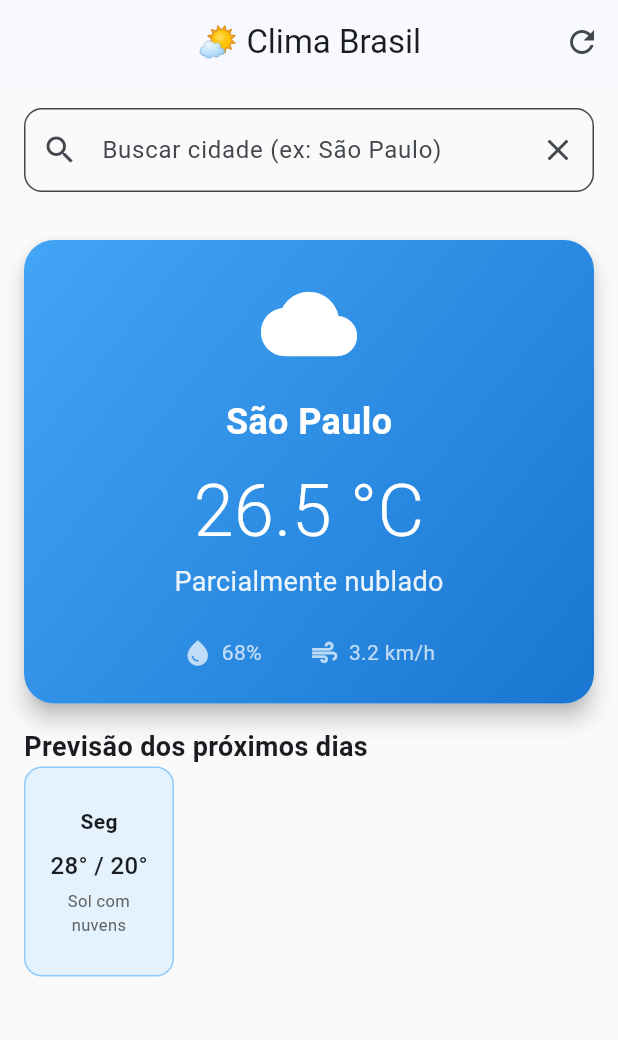
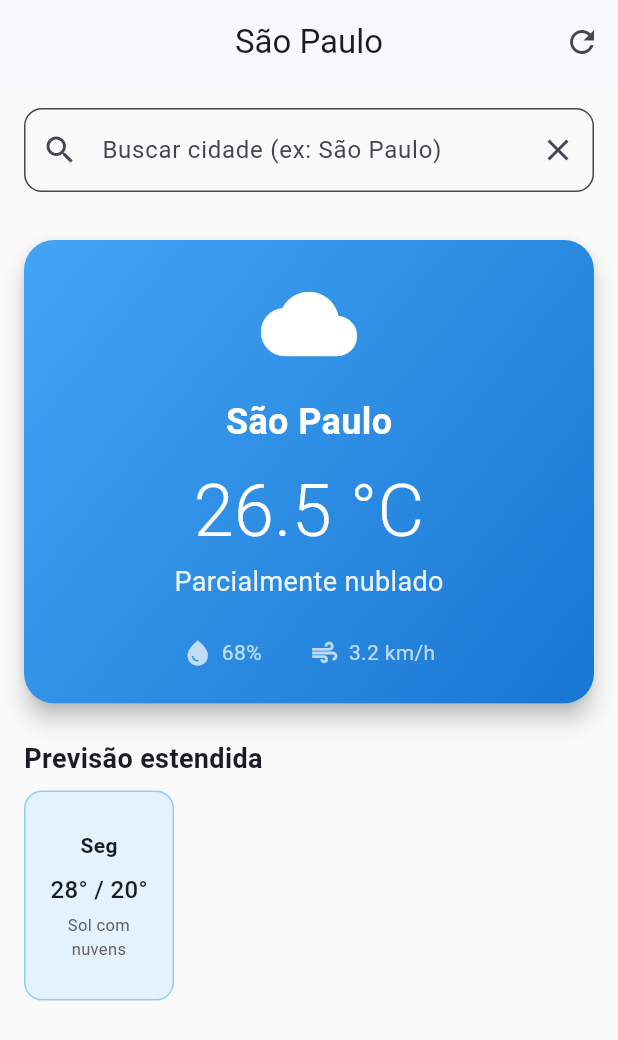
Before and after one commit to JulioLDS/app-meteorologico-flutter, a Flutter app: the screen it shows after launch, after a tap on the "refresh" icon, on a phone screen of 412 x 824 dp. Shown: the top 1040 px of the screen. Run offline on Flutter 3.47's test engine with Material 3 defaults, Android fonts, the phone set to English and light mode, and no system bars; our stand-ins replace shared_preferences; network calls fail.

Commit message:
feat: add local persistence with shared_preferences
- Implemented auto-load of last searched city on app startup
- Added save logic to store successful searches locally
- Converted HomeScreen to StatefulWidget for initState lifecycle
- Used Future.microtask for safe Provider initialization
- Tested persistence across browser reloads in Flutter Web

```diff
--- a/app_meteorologico/lib/providers/weather_provider.dart
+++ b/app_meteorologico/lib/providers/weather_provider.dart
@@ -1,9 +1,13 @@
 import 'package:flutter/foundation.dart';
+import 'package:shared_preferences/shared_preferences.dart';
 import '../models/weather_model.dart';
 import '../services/weather_service.dart';
 
 class WeatherProvider with ChangeNotifier {
   final WeatherService _service = WeatherService();
+
+  static const String _cityKey = 'last_searched_city';
+  SharedPreferences? _prefs;
 
   WeatherData? _weather;
   String? _currentCity;
@@ -15,6 +19,18 @@ class WeatherProvider with ChangeNotifier {
   bool get isLoading => _isLoading;
   String? get error => _error;
 
+  Future<void> initPreferences() async {
+    _prefs ??= await SharedPreferences.getInstance();
+  }
+
+  Future<void> loadSavedCity() async {
+    await initPreferences();
+    final savedCity = _prefs?.getString(_cityKey);
+    if (savedCity != null && savedCity.isNotEmpty) {
+      await fetchWeather(city: savedCity);
+    }
+  }
+
   Future<void> fetchWeather({String? city}) async {
     _setLoading(true);
     _clearError();
@@ -25,8 +41,9 @@ class WeatherProvider with ChangeNotifier {
       _weather = data;
       _currentCity = city ?? data.cityName;
 
+      await _saveCityPreference(_currentCity!);
+
       notifyListeners();
-
     } catch (e) {
       _setError(e.toString());
       notifyListeners();
@@ -34,6 +51,11 @@ class WeatherProvider with ChangeNotifier {
     } finally {
       _setLoading(false);
     }
+  }
+
+  Future<void> _saveCityPreference(String city) async {
+    await initPreferences();
+    await _prefs?.setString(_cityKey, city);
   }
 
   void clearError() => _clearError();
--- a/app_meteorologico/lib/screens/home_screen.dart
+++ b/app_meteorologico/lib/screens/home_screen.dart
@@ -5,8 +5,23 @@ import '../widgets/weather_card.dart';
 import '../widgets/forecast_list.dart';
 import '../widgets/search_bar.dart';
 
-class HomeScreen extends StatelessWidget {
+class HomeScreen extends StatefulWidget {
   const HomeScreen({super.key});
+
+  @override
+  State<HomeScreen> createState() => _HomeScreenState();
+}
+
+class _HomeScreenState extends State<HomeScreen> {
+  @override
+  void initState() {
+    super.initState();
+    Future.microtask(() {
+      if (mounted) {
+        context.read<WeatherProvider>().loadSavedCity();
+      }
+    });
+  }
 
   @override
   Widget build(BuildContext context) {
@@ -14,7 +29,7 @@ class HomeScreen extends StatelessWidget {
       builder: (context, provider, child) {
         return Scaffold(
           appBar: AppBar(
-            title: const Text('🌤️ Clima Brasil'),
+            title: Text(provider.currentCity ?? '🌤️ Clima Brasil'),
             centerTitle: true,
             actions: [
               IconButton(
@@ -51,15 +66,12 @@ class HomeScreen extends StatelessWidget {
                         WeatherCard(weather: provider.weather!),
                         if (provider.weather!.forecast?.isNotEmpty == true) ...[
                           const Padding(
-                            padding: EdgeInsets.symmetric(horizontal: 16),
+                            padding: EdgeInsets.symmetric(horizontal: 16, vertical: 8),
                             child: Align(
                               alignment: Alignment.centerLeft,
                               child: Text(
-                                'Previsão dos próximos dias',
-                                style: TextStyle(
-                                  fontSize: 18,
-                                  fontWeight: FontWeight.bold,
-                                ),
+                                'Previsão estendida',
+                                style: TextStyle(fontSize: 18, fontWeight: FontWeight.bold),
                               ),
                             ),
                           ),
@@ -78,7 +90,7 @@ class HomeScreen extends StatelessWidget {
                         Icon(Icons.cloud_outlined, size: 80, color: Colors.grey),
                         const SizedBox(height: 16),
                         const Text(
-                          'Digite uma cidade para ver o clima',
+                          'Digite uma cidade para começar',
                           style: TextStyle(fontSize: 16, color: Colors.grey),
                         ),
                       ],
@@ -105,10 +117,7 @@ class HomeScreen extends StatelessWidget {
           Icon(Icons.error_outline, color: Colors.red.shade700),
           const SizedBox(width: 8),
           Expanded(
-            child: Text(
-              message,
-              style: TextStyle(color: Colors.red.shade700),
-            ),
+            child: Text(message, style: TextStyle(color: Colors.red.shade700)),
           ),
         ],
       ),
```
